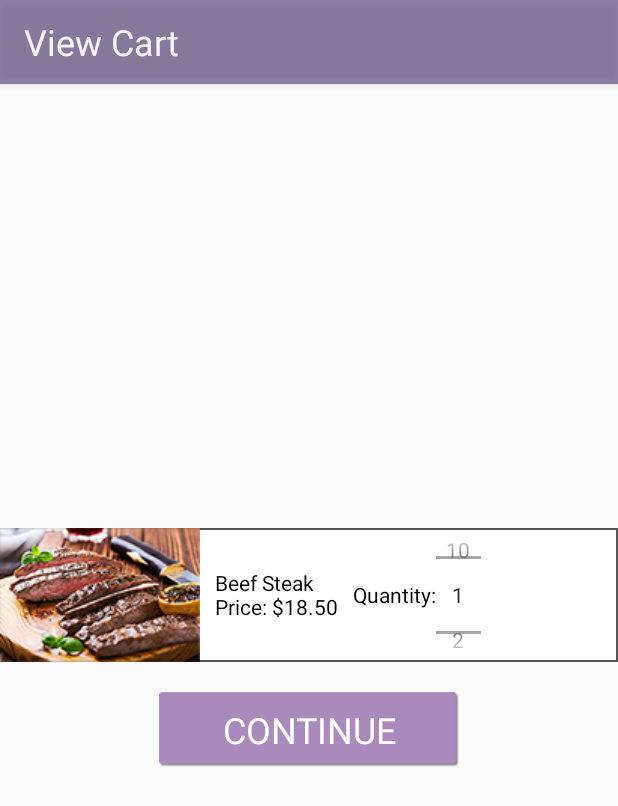
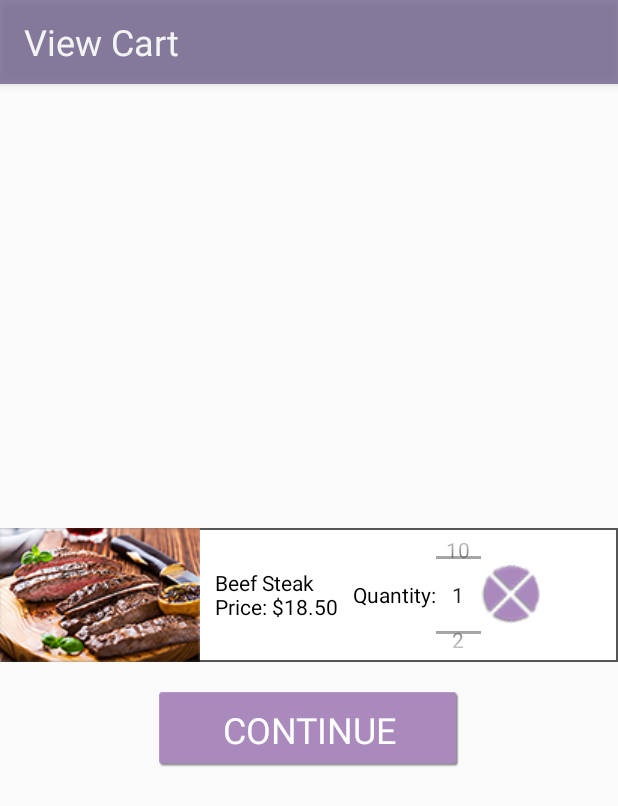
Before and after one commit to JeeviteshJuneja/UI_Functional_Prototype, an Android app: the ViewCart screen opened directly, with no data from a screen before it, on a phone screen of 412 x 824 dp. Shown: the top 806 px of the screen. Run offline under Robolectric (Android 15) with nearby library versions, the phone set to English and light mode, and no system bars.

Commit message:
Corrected Cart view

```diff
--- a/app/src/main/java/com/example/ui_functional_prototype/EmptyCart.java
+++ b/app/src/main/java/com/example/ui_functional_prototype/EmptyCart.java
@@ -1,7 +1,9 @@
 package com.example.ui_functional_prototype;
 
+import android.content.Intent;
 import android.support.v7.app.AppCompatActivity;
 import android.os.Bundle;
+import android.view.View;
 
 public class EmptyCart extends AppCompatActivity {
 
@@ -10,4 +12,8 @@ public class EmptyCart extends AppCompatActivity {
         super.onCreate(savedInstanceState);
         setContentView(R.layout.activity_empty_cart);
     }
+    public void gotoMainMenu(View view) {
+        Intent intent = new Intent(this, MainMenu.class);
+        startActivity(intent);
+    }
 }
--- a/app/src/main/java/com/example/ui_functional_prototype/ViewCart.java
+++ b/app/src/main/java/com/example/ui_functional_prototype/ViewCart.java
@@ -27,6 +27,11 @@ public class ViewCart extends AppCompatActivity {
         Intent intent = new Intent(this, paymentmethod.class);
         startActivity(intent);
     }
+    public void gotoEmpty(View view) {
+        MySingletonClass.getInstance().setValue(false);
+        Intent intent = new Intent(this, EmptyCart.class);
+        startActivity(intent);
+    }
     public void back(View view) {
         Intent intent = new Intent(this, MainMenu.class);
         startActivity(intent);
--- a/app/src/main/res/layout/activity_empty_cart.xml
+++ b/app/src/main/res/layout/activity_empty_cart.xml
@@ -30,5 +30,7 @@
         android:layout_height="match_parent"
         android:text="Cart Is Empty"
         android:gravity="center"
-        android:textSize="24sp"/>
+        android:textSize="24sp"
+        android:clickable="true"
+        android:onClick="gotoMainMenu"/>
 </android.support.constraint.ConstraintLayout>
--- a/app/src/main/res/layout/activity_view_cart.xml
+++ b/app/src/main/res/layout/activity_view_cart.xml
@@ -64,6 +64,12 @@
                 android:layout_height="match_parent"
                 android:id="@+id/np"
                 android:gravity="right"></NumberPicker>
+            <ImageButton
+                android:layout_width="wrap_content"
+                android:layout_height="wrap_content"
+                android:src="@drawable/cross"
+                android:background="@android:color/transparent"
+                android:onClick="gotoEmpty"/>
         </LinearLayout>
         </LinearLayout>
         <LinearLayout
@@ -86,6 +92,7 @@
                 android:textAllCaps="true"/>
 
         </LinearLayout>
+
     </LinearLayout>
 
 </android.support.constraint.ConstraintLayout>
```
Also changed, not shown: app/src/main/res/drawable/cross.png (added).
